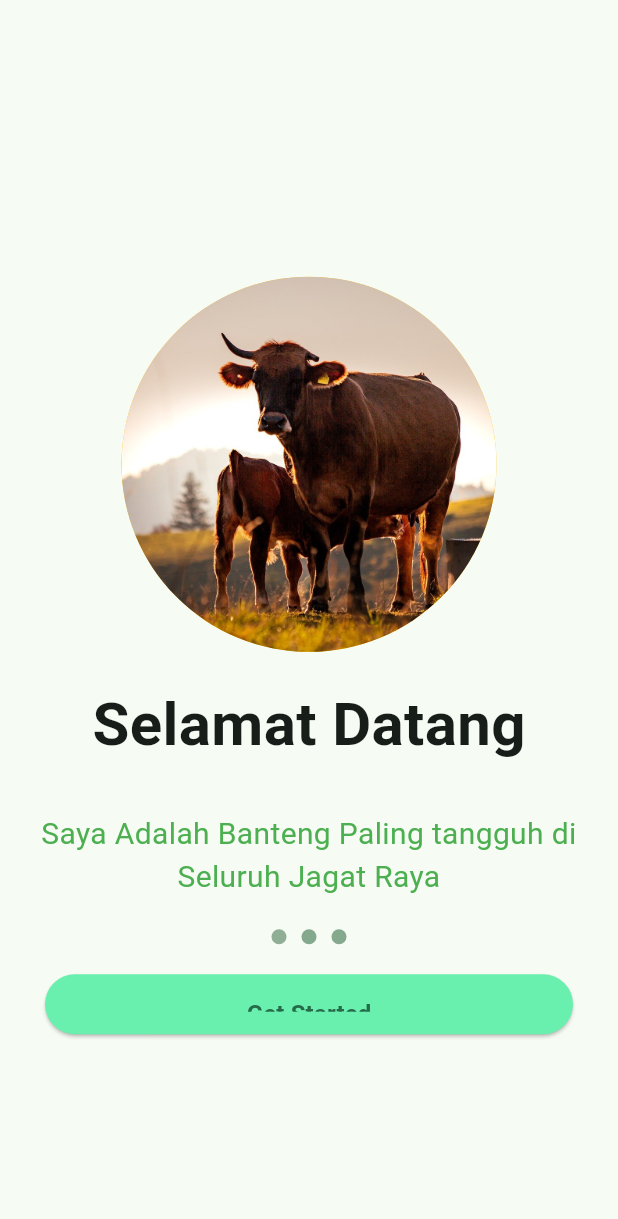
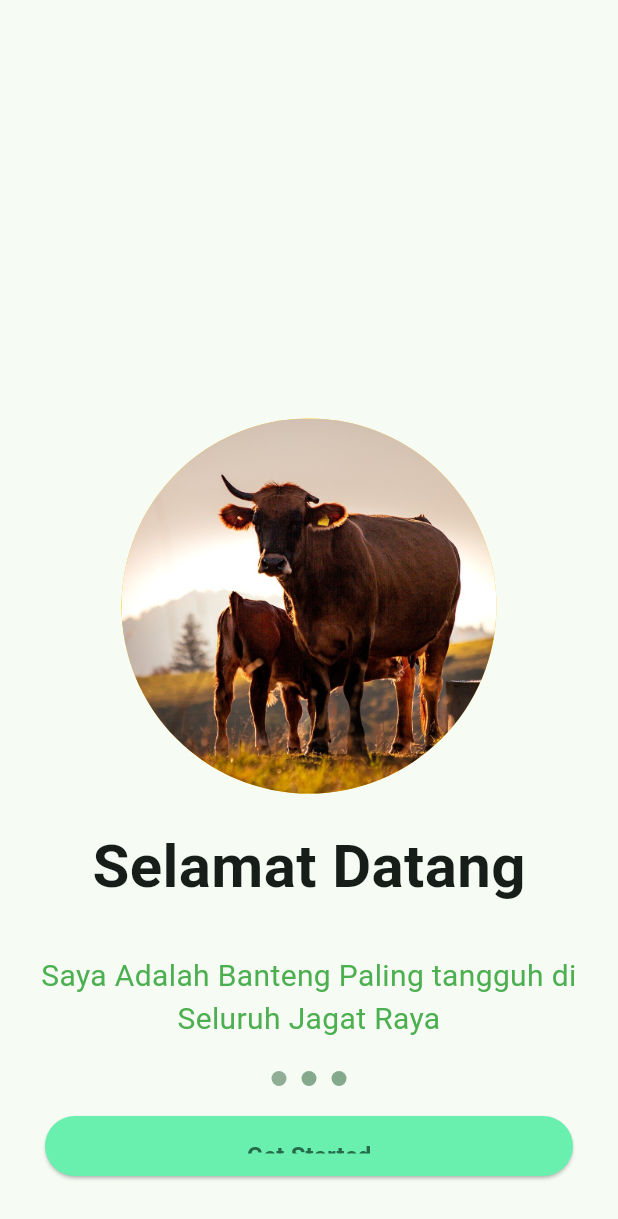
Before and after one commit to yaseumine/flutter_week5, a Flutter app: the screen it shows after launch, on a phone screen of 412 x 824 dp. Shown: the top 1219 px of the screen. Run offline on Flutter 3.47's test engine with Material 3 defaults, Android fonts, the light colour scheme and no system bars.

Commit message:
menambahkan safe screen"

```diff
--- a/lib/screen/splash_screen_1.dart
+++ b/lib/screen/splash_screen_1.dart
@@ -6,10 +6,12 @@ class SplashScreen1 extends StatelessWidget {
   @override
   Widget build(BuildContext context) {
     return Scaffold(
-      body: Center(
+      body: SafeArea(
+        child: Center(
           child: Column(
             mainAxisAlignment: MainAxisAlignment.center,
             children: [
+              Spacer(), // mengisi ruang kosong di atas
               const SizedBox(height: 50),
               Container(
                 width: 250,
@@ -92,12 +94,17 @@ class SplashScreen1 extends StatelessWidget {
                     ),
                     child: const Text(
                       'Get Started',
-                    style: TextStyle(fontSize: 16, fontWeight: FontWeight.bold),
+                      style: TextStyle(
+                        fontSize: 16,
+                        fontWeight: FontWeight.bold,
                       ),
                     ),
                   ),
                 ),
+              ),
+              SizedBox(height: 40),
             ],
+          ),
         ),
       ),
     );
```
Lines whose indentation alone changed are shown as unchanged.
